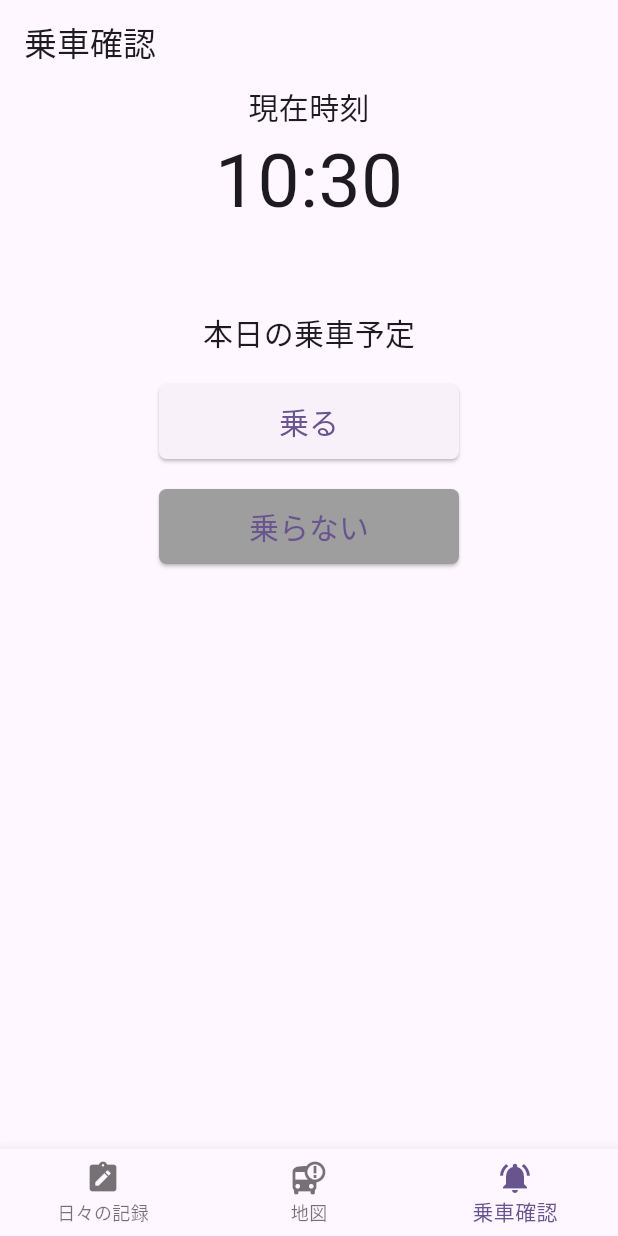
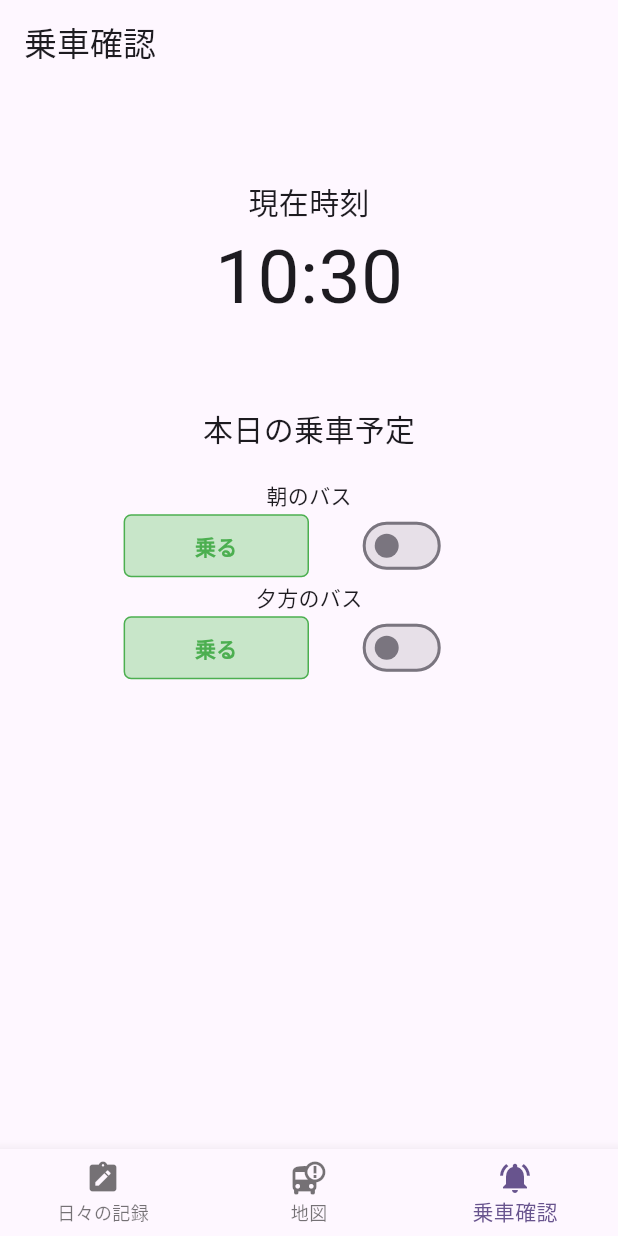
Before and after one commit to GreenTeaProgrammers/WhereChildBus, a Flutter app: the screen it shows after launch, item 3 of the bottom bar chosen, on a phone screen of 412 x 824 dp. Run offline on Flutter 3.47's test engine with Material 3 defaults, Android fonts, the phone set to English and light mode, and no system bars; our stand-ins replace fixnum, flutter_dotenv, image_picker; missing offline and left inert: grpc, protobuf.

Commit message:
feat:朝夕それぞれのトグルスイッチを追加

```diff
--- a/frontend/where_child_bus_guardian/lib/pages/check_page/check_page.dart
+++ b/frontend/where_child_bus_guardian/lib/pages/check_page/check_page.dart
@@ -9,7 +9,8 @@ class CheckPage extends StatefulWidget {
 }
 
 class _CheckPageState extends State<CheckPage> {
-  bool isRideBus = true;
+  var isRideMorningBus = true;
+  var isRideEveningBus = true;
 
   @override
   Widget build(BuildContext context) {
@@ -21,44 +22,85 @@ class _CheckPageState extends State<CheckPage> {
           const SizedBox(
             height: 50,
           ),
-          toggleButtonBody(),
+          toggleSwitchBody(context),
         ],
       ),
     );
   }
 
-  Widget toggleButtonBody() {
-    return Column(
+  Widget toggleSwitchBody(BuildContext context) {
+    return Container(
+        width: MediaQuery.of(context).size.width * 0.8,
+        alignment: Alignment.center,
+        child: Column(
           children: [
             const Text(
               "本日の乗車予定",
               style: TextStyle(fontSize: 20),
             ),
-        const SizedBox(height: 20),
-        isRideBusToggleButtonBody("乗る", true),
-        const SizedBox(height: 20),
-        isRideBusToggleButtonBody("乗らない", false),
+            Padding(
+              padding: const EdgeInsets.only(top: 20),
+              child: Column(
+                children: <Widget>[
+                  Column(children: [
+                    const Text("朝のバス"),
+                    Row(
+                      mainAxisAlignment: MainAxisAlignment.center,
+                      children: <Widget>[
+                        displayRideOrNot(context, isRideMorningBus),
+                        SizedBox(
+                            width: MediaQuery.of(context).size.width * 0.3,
+                            child: Switch(
+                                value: !isRideMorningBus,
+                                onChanged: (value) {
+                                  setState(() {
+                                    isRideMorningBus = !value;
+                                  });
+                                })),
                       ],
-    );
+                    ),
+                  ]),
+                  Column(
+                    children: <Widget>[
+                      const Text("夕方のバス"),
+                      Row(
+                        mainAxisAlignment: MainAxisAlignment.center,
+                        children: <Widget>[
+                          displayRideOrNot(context, isRideEveningBus),
+                          SizedBox(
+                              width: MediaQuery.of(context).size.width * 0.3,
+                              child: Switch(
+                                  value: !isRideEveningBus,
+                                  onChanged: (value) {
+                                    setState(() {
+                                      isRideEveningBus = !value;
+                                    });
+                                  })),
+                        ],
+                      ),
+                    ],
+                  )
+                ],
+              ),
+            ),
+          ],
+        ));
   }
 
-  Widget isRideBusToggleButtonBody(String text, bool isRide) {
-    return SizedBox(
-      width: 200,
-      height: 50,
-      child: ElevatedButton(
-        onPressed: () {
-          setState(() {
-            isRideBus = isRide;
-          });
-        },
-        style: ElevatedButton.styleFrom(
-          textStyle: TextStyle(fontSize: 20),
-          backgroundColor: isRideBus != isRide ? Colors.grey : null,
-          shape: const RoundedRectangleBorder(
-              borderRadius: BorderRadius.all(Radius.circular(5))),
-        ),
-        child: Text(text),
+  Widget displayRideOrNot(BuildContext context, bool isRide) {
+    return Container(
+      padding: const EdgeInsets.all(10.0),
+      width: MediaQuery.of(context).size.width * 0.3,
+      decoration: BoxDecoration(
+          color: isRide ? Colors.green[100] : Colors.red[100],
+          borderRadius: BorderRadius.circular(5),
+          border: Border.all(color: isRide ? Colors.green : Colors.red)),
+      child: Text(
+        isRide ? "乗る" : "乗らない",
+        style: TextStyle(
+            color: isRide ? Colors.green : Colors.red,
+            fontWeight: FontWeight.bold),
+        textAlign: TextAlign.center,
       ),
     );
   }
--- a/frontend/where_child_bus_guardian/lib/pages/components/utils/current_time_body.dart
+++ b/frontend/where_child_bus_guardian/lib/pages/components/utils/current_time_body.dart
@@ -4,7 +4,10 @@ import 'current_time_widget.dart';
 class CurrentTimeBody extends StatelessWidget {
   @override
   Widget build(BuildContext context) {
-    return Column(
+    return Container(
+        height: MediaQuery.of(context).size.height * 0.2,
+        child: Column(
+          mainAxisAlignment: MainAxisAlignment.end,
           children: [
             const Text(
               "現在時刻",
@@ -12,6 +15,6 @@ class CurrentTimeBody extends StatelessWidget {
             ),
             CurrentTimeWidget(),
           ],
-    );
+        ));
   }
 }
```
Lines whose indentation alone changed are shown as unchanged.
